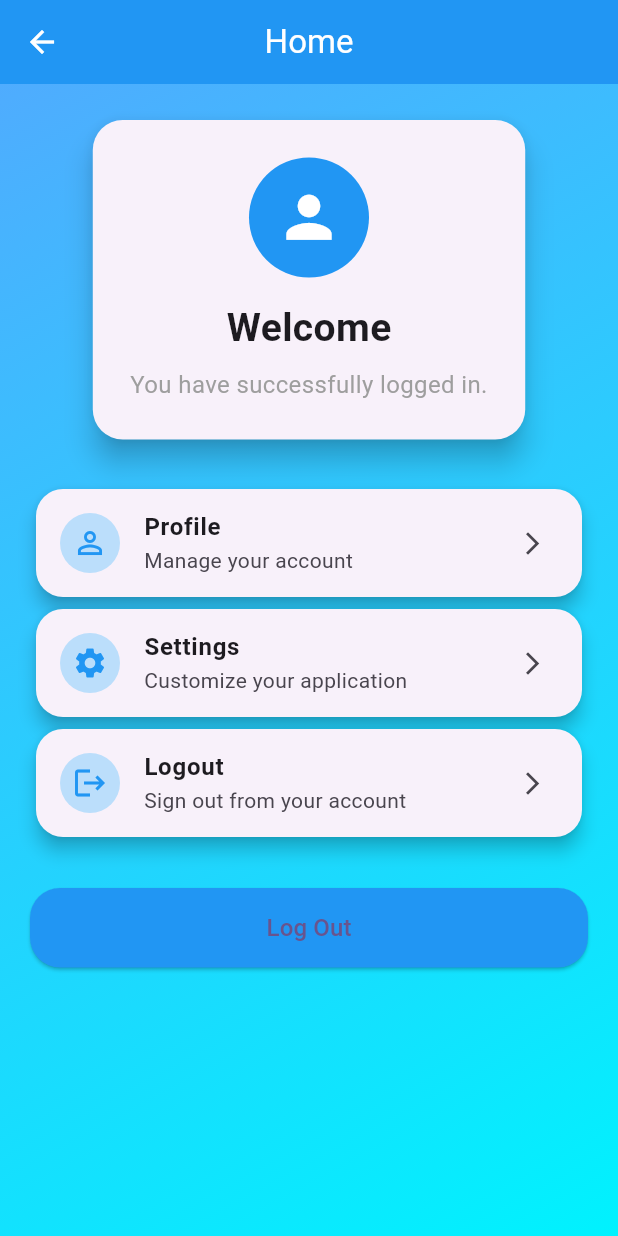
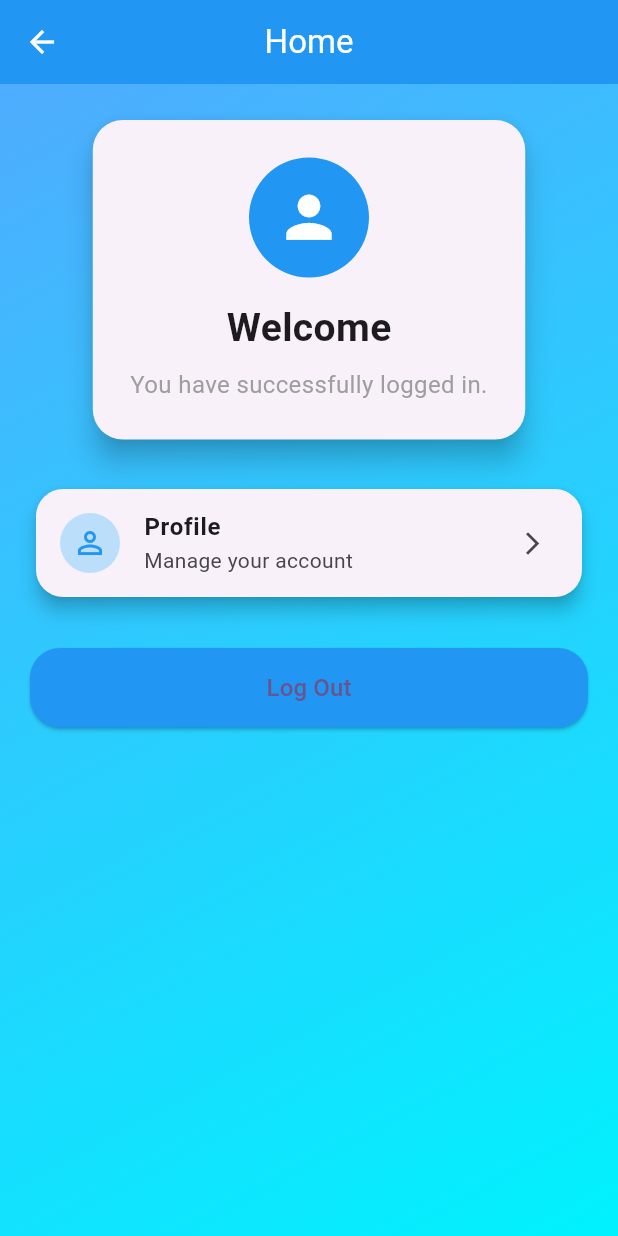
Before and after one commit to Mudasir-Rahman/full_supabase, a Flutter app: the HomeScreen screen opened directly, on a phone screen of 412 x 824 dp. Run offline on Flutter 3.47's test engine with Material 3 defaults, Android fonts, the phone set to English and light mode, and no system bars; our stand-ins replace supabase_flutter; accounts and stored records are empty.

```diff
--- a/lib/login/auth/screen/home_screen.dart
+++ b/lib/login/auth/screen/home_screen.dart
@@ -112,17 +112,6 @@ class _HomeScreenState extends State<HomeScreen> {
                   subtitle: "Manage your account",
                 ),
 
-                buildCard(
-                  icon: Icons.settings,
-                  title: "Settings",
-                  subtitle: "Customize your application",
-                ),
-
-                buildCard(
-                  icon: Icons.logout,
-                  title: "Logout",
-                  subtitle: "Sign out from your account",
-                ),
                 const SizedBox(height: 30),
                 SizedBox(
                   width: double.infinity,
```
